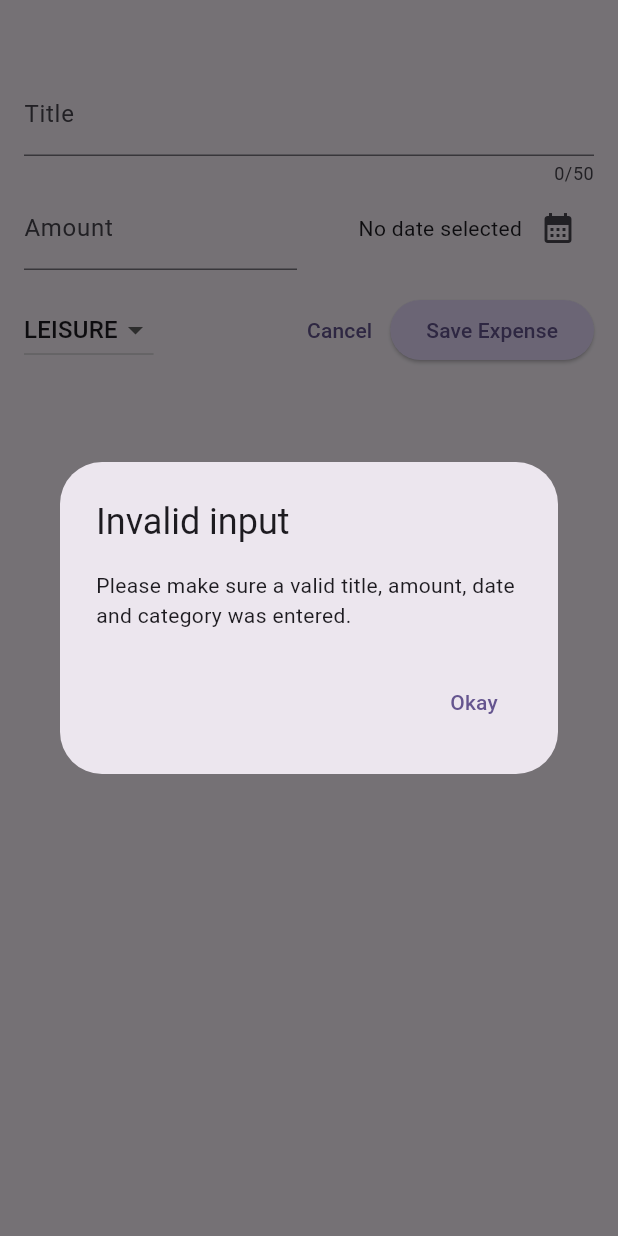
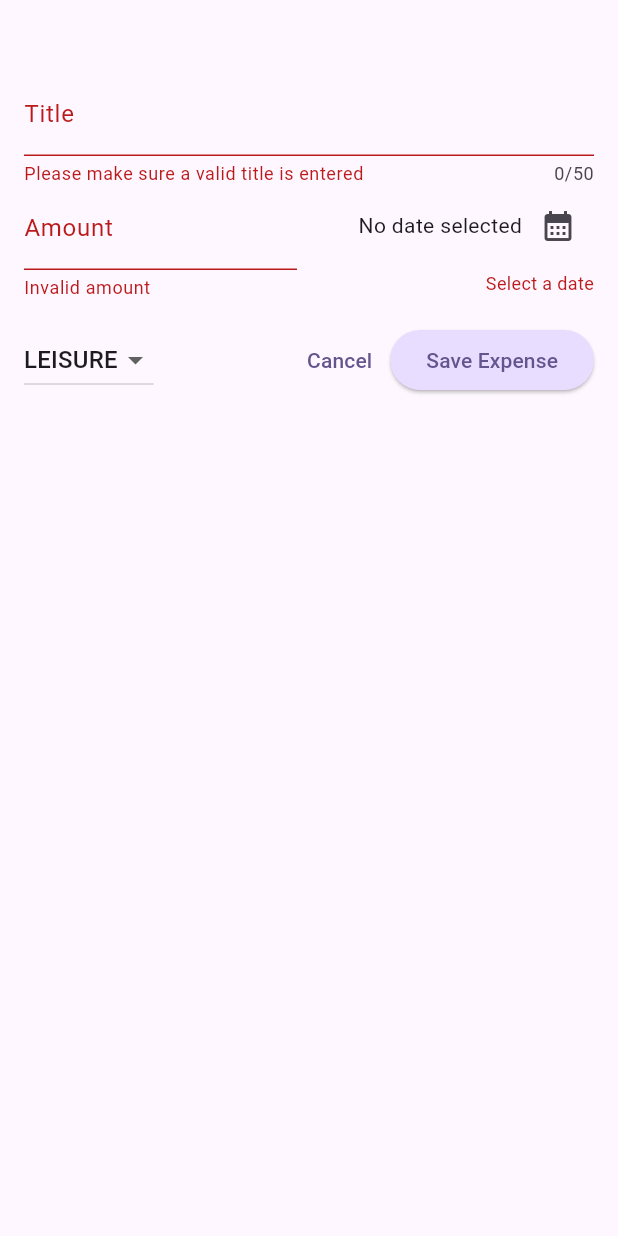
Before and after one commit to Alex-Yu21/expense_tracker, a Flutter app: the NewExpense widget shown alone on an empty page, opened directly with empty values, after a tap on "Save Expense", on a phone screen of 412 x 824 dp. Run offline on Flutter 3.47's test engine with Material 3 defaults, Android fonts, the phone set to English and light mode, and no system bars.

Commit message:
Refactored NewExpense: improved validation and UX for expense entry

```diff
--- a/lib/widgets/new_expense.dart
+++ b/lib/widgets/new_expense.dart
@@ -1,5 +1,9 @@
 import 'package:flutter/material.dart';
+import 'package:flutter/services.dart';
 import 'package:expense_tracker/models/expense.dart';
+import 'package:intl/intl.dart';
+
+final DateFormat formatter = DateFormat.yMMMd();
 
 class NewExpense extends StatefulWidget {
   const NewExpense({super.key, required this.onAddExpense});
@@ -13,10 +17,12 @@ class NewExpense extends StatefulWidget {
 class _NewExpenseState extends State<NewExpense> {
   final _titleController = TextEditingController();
   final _amountController = TextEditingController();
+  final _formKey = GlobalKey<FormState>();
+
   DateTime? _selectedDate;
   Category _selectedCategory = Category.leisure;
 
-  void _presentDatePicker() async {
+  Future<DateTime?> _presentDatePicker() async {
     final now = DateTime.now();
     final firstDate = DateTime(now.year - 1, now.month, now.day);
     final pickedDate = await showDatePicker(
@@ -25,11 +31,7 @@ class _NewExpenseState extends State<NewExpense> {
       firstDate: firstDate,
       lastDate: now,
     );
-    setState(
-      () {
-        _selectedDate = pickedDate;
-      },
-    );
+    return pickedDate;
   }
 
   void _submitExpenseData() {
@@ -80,21 +82,40 @@ class _NewExpenseState extends State<NewExpense> {
   Widget build(BuildContext context) {
     return Padding(
       padding: EdgeInsets.fromLTRB(16, 48, 16, 16),
+      child: Form(
+        key: _formKey,
         child: Column(
           children: [
-          TextField(
+            TextFormField(
               controller: _titleController,
               maxLength: 50,
               decoration: InputDecoration(
                 labelText: 'Title',
               ),
+              validator: (value) {
+                if (value == null || _titleController.text.trim().isEmpty) {
+                  return 'Please make sure a valid title is entered';
+                }
+                return null;
+              },
             ),
             Row(
               children: [
                 Expanded(
-                child: TextField(
+                  child: TextFormField(
                     controller: _amountController,
                     keyboardType: TextInputType.number,
+                    validator: (value) {
+                      if (value == null ||
+                          double.tryParse(_amountController.text) == null ||
+                          double.tryParse(_amountController.text)! <= 0) {
+                        return 'Invalid amount';
+                      }
+                      return null;
+                    },
+                    inputFormatters: [
+                      FilteringTextInputFormatter.allow(RegExp(r'^\d*\.?\d*')),
+                    ],
                     decoration: InputDecoration(
                       prefixText: '\$',
                       labelText: 'Amount',
@@ -105,7 +126,18 @@ class _NewExpenseState extends State<NewExpense> {
                   width: 16,
                 ),
                 Expanded(
-                child: Row(
+                  child: FormField<DateTime>(
+                    validator: (value) {
+                      if (_selectedDate == null) {
+                        return 'Select a date';
+                      }
+                      return null;
+                    },
+                    builder: (fieldState) {
+                      return Column(
+                        crossAxisAlignment: CrossAxisAlignment.end,
+                        children: [
+                          Row(
                             mainAxisAlignment: MainAxisAlignment.end,
                             crossAxisAlignment: CrossAxisAlignment.center,
                             children: [
@@ -114,9 +146,32 @@ class _NewExpenseState extends State<NewExpense> {
                                   : formatter.format(_selectedDate!)),
                               IconButton(
                                 icon: Icon(Icons.calendar_month),
-                      onPressed: _presentDatePicker,
+                                onPressed: () async {
+                                  final pickedDate = await _presentDatePicker();
+                                  if (pickedDate != null) {
+                                    setState(() {
+                                      _selectedDate = pickedDate;
+                                    });
+                                    fieldState.didChange(pickedDate);
+                                  }
+                                },
                               ),
                             ],
+                          ),
+                          if (fieldState.hasError)
+                            Padding(
+                              padding: const EdgeInsets.only( top: 6),
+                              child: Text(
+                                fieldState.errorText!,
+                                style: TextStyle(
+                                  color: Theme.of(context).colorScheme.error,
+                                  fontSize: 12,
+                                ),
+                              ),
+                            ),
+                        ],
+                      );
+                    },
                   ),
                 ),
               ],
@@ -156,13 +211,18 @@ class _NewExpenseState extends State<NewExpense> {
                   child: const Text('Cancel'),
                 ),
                 ElevatedButton(
-                onPressed: _submitExpenseData,
+                  onPressed: () {
+                    if (_formKey.currentState!.validate()) {
+                      _submitExpenseData();
+                    }
+                  },
                   child: const Text('Save Expense'),
                 )
               ],
             ),
           ],
         ),
+      ),
     );
   }
 }
```
Also changed, not shown: pubspec.yaml (line endings or trailing spaces). Lines whose indentation alone changed are shown as unchanged.
